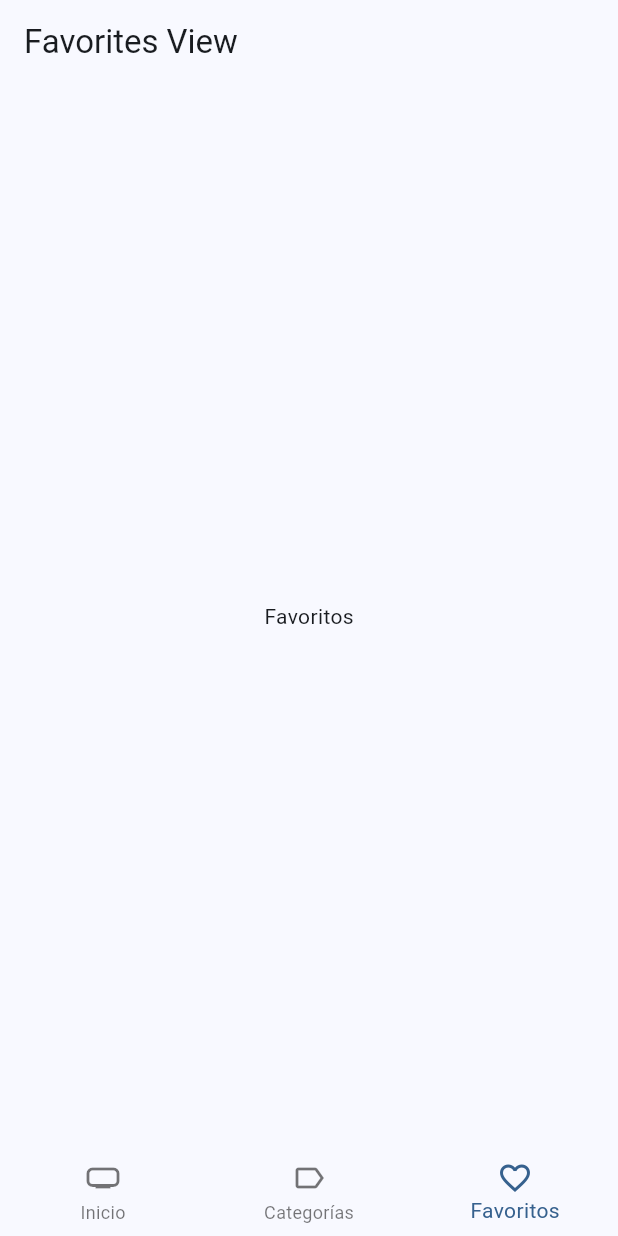
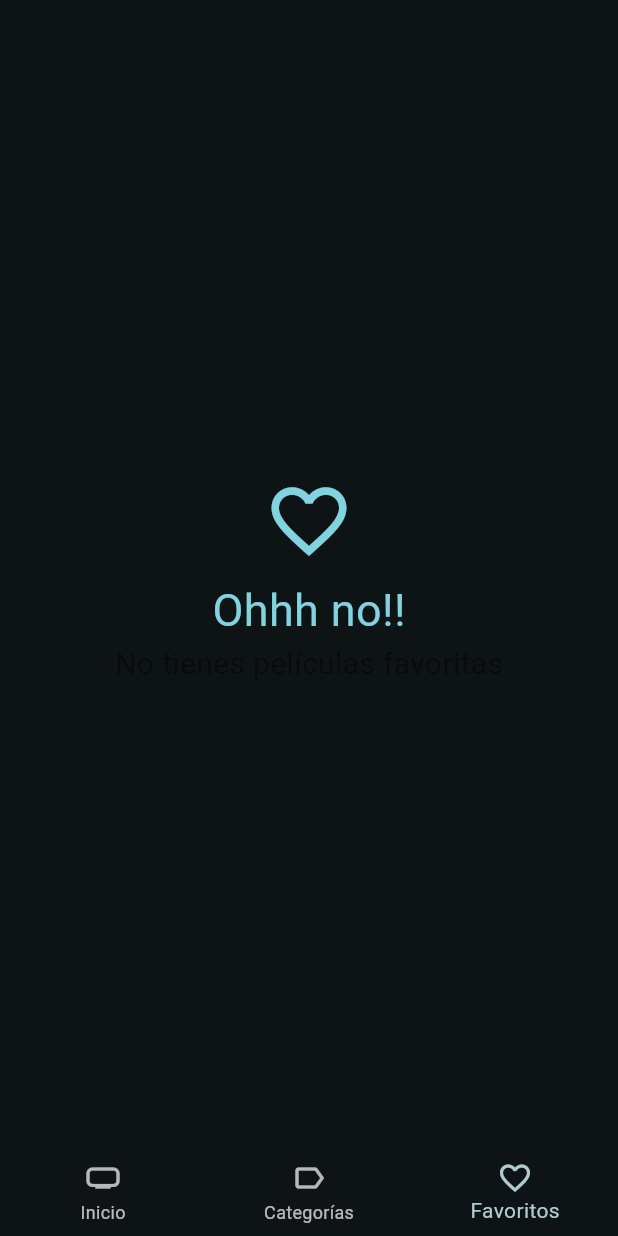
Before and after one commit to CarlosGrisales/app_cinemapedia, a Flutter app: the screen it shows after launch, item 3 of the bottom bar chosen, on a phone screen of 412 x 824 dp. Run offline on Flutter 3.47's test engine with Material 3 defaults, Android fonts, the phone set to English and light mode, and no system bars; our stand-ins replace animate_do, card_swiper, dio, flutter_dotenv, flutter_riverpod, go_router and 1 more; accounts and stored records are empty; generated files the repository leaves out were written again; network calls fail.

Commit message:
vista favoritos

```diff
--- a/lib/config/theme/app_theme.dart
+++ b/lib/config/theme/app_theme.dart
@@ -1,47 +1,12 @@
 import 'package:flutter/material.dart';
-
-const colorList = <Color>[
-  Colors.blue,
-  Colors.teal,
-  Colors.green,
-  Colors.red,
-  Colors.purple,
-  Colors.deepPurple,
-  Colors.orange,
-  Colors.pink,
-  Colors.pinkAccent,
-];
-
-
 
 class AppTheme {
 
-  final int selectedColor;
-  final bool isDarkmode;
-
-  AppTheme({
-    this.selectedColor = 0,
-    this.isDarkmode = false,
-  }): assert( selectedColor >= 0, 'Selected color must be greater then 0' ),
-      assert( selectedColor < colorList.length,
-        'Selected color must be less or equal than ${ colorList.length - 1 }');
-
   ThemeData getTheme() => ThemeData(
     useMaterial3: true,
-    brightness: isDarkmode ? Brightness.dark : Brightness.light,
-    colorSchemeSeed: colorList[ selectedColor ],
-    appBarTheme: const AppBarTheme(
-      centerTitle: false
-    ),
+    colorSchemeSeed: Colors.white,
+    brightness: Brightness.dark
   );
 
 
-  AppTheme copyWith({
-    int? selectedColor,
-    bool? isDarkmode
-  }) => AppTheme(
-    selectedColor: selectedColor ?? this.selectedColor,
-    isDarkmode: isDarkmode ?? this.isDarkmode,
-  );
-
 }
--- a/lib/presentation/screens/movies/movie_screen.dart
+++ b/lib/presentation/screens/movies/movie_screen.dart
@@ -316,8 +316,9 @@
     return SliverAppBar(
       actions: [
         IconButton(
-            onPressed: () {
-              ref.watch(localStorageRepositoryProvider).toggleFavorite(movie);
+            onPressed: () async{
+             await ref.read(favoriteMoviesProvider.notifier).toggleFavorite(movie);
+
               ref.invalidate(isFavoriteProvider(movie.id));
             },
             icon: isFavoriteFuture.when(
--- a/lib/presentation/screens/providers/providers.dart
+++ b/lib/presentation/screens/providers/providers.dart
@@ -7,3 +7,4 @@
 export 'actors/actors_respository_provider.dart';
 export 'search/search_movies_provider.dart';
 export 'storage/local_storage_provider.dart';
+export 'storage/favorite_movies_provider.dart';
--- a/lib/presentation/views/movies/favorites_view.dart
+++ b/lib/presentation/views/movies/favorites_view.dart
@@ -1,16 +1,74 @@
+import 'package:animate_do/animate_do.dart';
+import 'package:app_cinemapedia/presentation/screens/providers/providers.dart';
+import 'package:app_cinemapedia/presentation/widgets/widgets.dart';
+import 'package:flutter/material.dart';
+import 'package:flutter_riverpod/flutter_riverpod.dart';
+import 'package:go_router/go_router.dart';
 
-import 'package:flutter/material.dart';
-
-class FavoritesView extends StatelessWidget {
+class FavoritesView extends ConsumerStatefulWidget {
   const FavoritesView({super.key});
 
   @override
+  FavoriresViewState createState() => FavoriresViewState();
+}
+
+class FavoriresViewState extends ConsumerState<FavoritesView> {
+  bool isLoading = false;
+  bool isLastpage = false;
+
+  @override
+  void initState() {
+    super.initState();
+    loadNextPage();
+  }
+
+  void loadNextPage() async {
+    if (isLoading || isLastpage) return;
+
+    isLoading = true;
+    final movie =
+        await ref.read(favoriteMoviesProvider.notifier).loadNextPage();
+    isLoading = false;
+    if (movie.isEmpty) {
+      isLastpage = true;
+    }
+  }
+
+  @override
   Widget build(BuildContext context) {
+    final favoritesMovies = ref.watch(favoriteMoviesProvider).values.toList();
+
+    if (favoritesMovies.isEmpty) {
+      final colors = Theme.of(context).colorScheme;
+      return Center(
+        child: FadeInUp(
+          duration: const Duration(milliseconds: 800),
+          child: Column(
+              mainAxisAlignment: MainAxisAlignment.center,
+              crossAxisAlignment: CrossAxisAlignment.center,
+              children: [
+                IconButton(
+                  onPressed: () => context.go('/home/0'),
+                  icon: Icon(
+                    Icons.favorite_outline_sharp,
+                    size: 60,
+                    color: colors.primary,
+                  ),
+                ),
+                Text(
+                  'Ohhh no!!',
+                  style: TextStyle(fontSize: 30, color: colors.primary),
+                ),
+                const Text(
+                  'No tienes películas favoritas',
+                  style: TextStyle(fontSize: 20, color: Colors.black45),
+                )
+              ]),
+        ),
+      );
+    }
     return Scaffold(
-      appBar: AppBar(
-        title: const Text('Favorites View'),
-      ),
-      body: const Center(child: Text('Favoritos')),
-    );
+        body:
+            MovieMasonry(loadNextPage: loadNextPage, movies: favoritesMovies));
   }
 }
--- a/lib/presentation/widgets/widgets.dart
+++ b/lib/presentation/widgets/widgets.dart
@@ -3,3 +3,5 @@
 export 'movies/movies_slideshow.dart';
 export 'shared/full_screen_loader.dart';
 export 'shared/custom_bottom_navigation.dart';
+export 'movies/movie_masonry.dart';
+export 'movies/movie_poster_link.dart';
--- a/pubspec.yaml
+++ b/pubspec.yaml
@@ -37,6 +37,7 @@
     sdk: flutter
   flutter_dotenv: ^5.1.0
   flutter_riverpod: ^2.5.1
+  flutter_staggered_grid_view: ^0.7.0
   go_router: ^14.2.1
   intl: ^0.18.0
   isar: ^3.1.0+1
```
Also changed, not shown: lib/presentation/screens/providers/storage/favorite_movies_provider.dart (added, +42 -0 lines), lib/presentation/screens/providers/theme_provider.dart (deleted, +0 -38 lines), lib/presentation/widgets/movies/movie_masonry.dart (added, +62 -0 lines), lib/presentation/widgets/movies/movie_poster_link.dart (added, +22 -0 lines), pubspec.lock.
